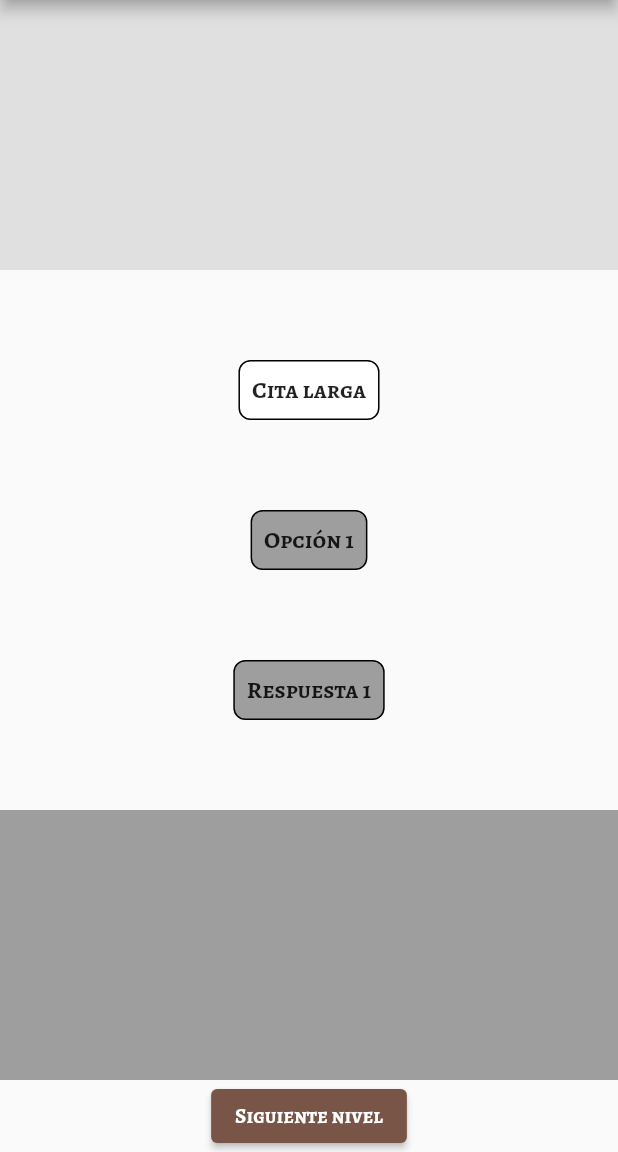
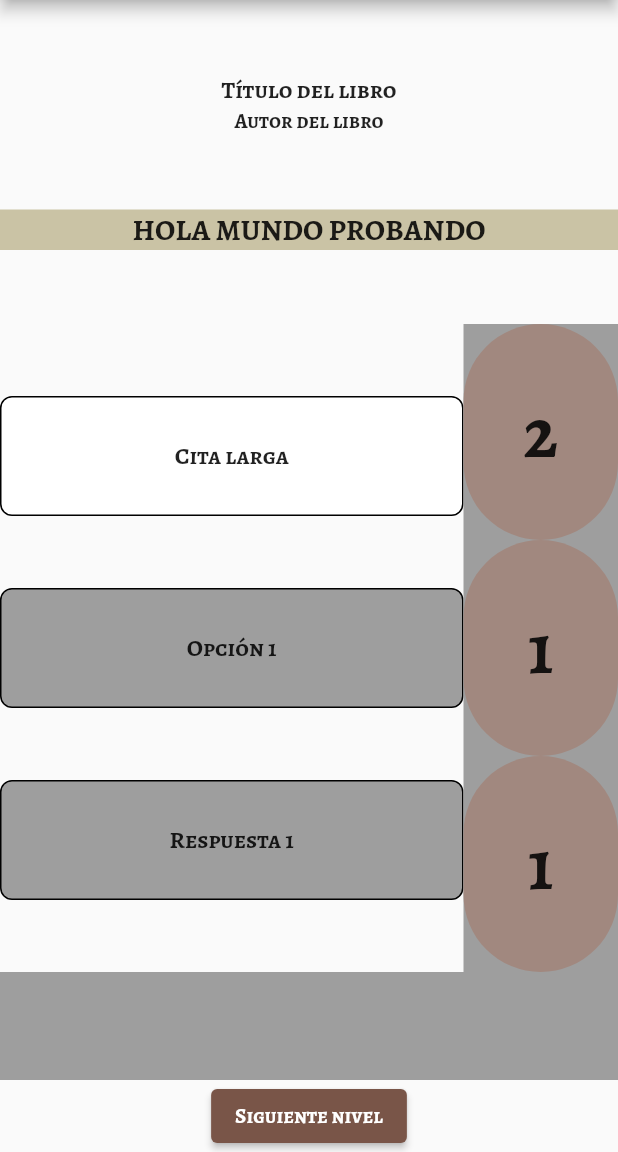
Before and after one commit to AndrePxd/flutter_juego, a Flutter app: the GameScreen screen opened directly, after a tap on "Cita corta", on a phone screen of 412 x 824 dp, the part 84-1236 px from its top. Run offline on Flutter 3.47's test engine with Material 2 defaults, Android fonts, the light colour scheme and no system bars; missing offline and left inert: flame.

Commit message:
Level 1 Design-60%

```diff
--- a/lib/main.dart
+++ b/lib/main.dart
@@ -1,6 +1,6 @@
 import 'package:flutter/material.dart';
 
-import 'Nivel1.dart';
+import 'nivel1.dart';
 import 'login.dart';
 import 'map.dart';
 import 'menu.dart';
@@ -23,7 +23,8 @@ class MyApp extends StatelessWidget {
     return MaterialApp(
       title: 'El Quijote de la Mancha',
       theme: temaDonQuijote,
-      home: LoginScreen(),
+      // home: LoginScreen(),
+      home: GameScreen(),
     );
   }
 }
--- a/lib/nivel1.dart
+++ b/lib/nivel1.dart
@@ -1,5 +1,7 @@
+import 'dart:math';
+
 import 'package:flutter/material.dart';
-import 'dart:math';
+import 'package:flutter_juego/widgets/wheel_animated.dart';
 
 void main() {
   runApp(MyApp());
@@ -47,39 +49,188 @@ class _GameScreenState extends State<GameScreen> {
       body: Column(
         children: [
           Expanded(
-            child: Container(
-              color: Colors.grey[300],
+  flex: 3,
+  child: Column(
+    mainAxisAlignment: MainAxisAlignment.spaceEvenly,
+    children: [
+      // Espacio para el libro y el autor
+      Column(
+        children: [
+          Text(
+            'Título del libro',
+            style: TextStyle(fontSize: 16, fontWeight: FontWeight.bold),
+          ),
+          Text(
+            'Autor del libro',
+            style: TextStyle(fontSize: 14),
+          ),
+        ],
+      ),
+      // Espacio para el texto
+      Container(
+        color: Color.fromARGB(90, 114, 95, 10),
         child: Center(
           child: Text(
-                  '',
+            'HOLA MUNDO PROBANDO',
             style: TextStyle(fontSize: 20, fontWeight: FontWeight.bold),
+          ),
+        ),
+      ),
+    ],
+  ),
+),
+
+          Expanded(
+            flex: 6,
+            child: Row(
+              children: [
+                Expanded(
+                  flex: 3,
+                  child: Column(
+                    mainAxisAlignment: MainAxisAlignment.spaceEvenly,
+                    children: [
+                      GestureDetector(
+                        onTap: () {
+                          if (level >= 1) {
+                            setState(() {
+                              wheel1SelectedIndex =
+                                  _getRandomIndex(wheel1SelectedIndex, wheel1Options.length);
+                            });
+                          }
+                        },
+                        child: Container(
+                          height: 80, // Ajusta la altura según tus necesidades
+                          width: double.infinity, // Ocupa todo el ancho disponible
+                          padding: EdgeInsets.all(8),
+                          decoration: BoxDecoration(
+                            color: level >= 1 ? Colors.white : Colors.grey,
+                            border: Border.all(color: Colors.black),
+                            borderRadius: BorderRadius.circular(8),
+                          ),
+                          child: Center(
+                            child: Text(
+                              wheel1Options[wheel1SelectedIndex],
+                              style: TextStyle(fontSize: 16),
+                            ),
+                          ),
+                        ),
+                      ),
+                      GestureDetector(
+                        onTap: () {
+                          if (level >= 2) {
+                            setState(() {
+                              wheel2SelectedIndex =
+                                  _getRandomIndex(wheel2SelectedIndex, wheel2Options.length);
+                            });
+                          }
+                        },
+                        child: Container(
+                          height: 80, // Ajusta la altura según tus necesidades
+                          width: double.infinity, // Ocupa todo el ancho disponible
+                          padding: EdgeInsets.all(8),
+                          decoration: BoxDecoration(
+                            color: level >= 2 ? Colors.white : Colors.grey,
+                            border: Border.all(color: Colors.black),
+                            borderRadius: BorderRadius.circular(8),
+                          ),
+                          child: Center(
+                            child: Text(
+                              wheel2Options[wheel2SelectedIndex],
+                              style: TextStyle(fontSize: 16),
+                            ),
+                          ),
+                        ),
+                      ),
+                      GestureDetector(
+                        onTap: () {
+                          if (level >= 3) {
+                            setState(() {
+                              wheel3SelectedIndex =
+                                  _getRandomIndex(wheel3SelectedIndex, wheel3Options.length);
+                            });
+                          }
+                        },
+                        child: Container(
+                          height: 80, // Ajusta la altura según tus necesidades
+                          width: double.infinity, // Ocupa todo el ancho disponible
+                          padding: EdgeInsets.all(8),
+                          decoration: BoxDecoration(
+                            color: level >= 3 ? Colors.white : Colors.grey,
+                            border: Border.all(color: Colors.black),
+                            borderRadius: BorderRadius.circular(8),
+                          ),
+                          child: Center(
+                            child: Text(
+                              wheel3Options[wheel3SelectedIndex],
+                              style: TextStyle(fontSize: 16),
+                            ),
+                          ),
+                        ),
+                      ),
+                    ],
+                  ),
+                ),
+                Expanded(
+                  flex: 1,
+                  child: Column(
+                    children: [
+                      Expanded(
+                        child: GestureDetector(
+                          onTap: () {
+                            if (level >= 1) {
+                              setState(() {
+                                wheel1SelectedIndex =
+                                    _getRandomIndex(wheel1SelectedIndex, wheel1Options.length);
+                              });
+                            }
+                          },
+                          child: Container(
+                            color: Colors.grey[500],
+                            child: AnimatedNumberWheel(
+                              number: wheel1SelectedIndex + 1,
                             ),
                           ),
                         ),
                       ),
                       Expanded(
-            flex: 2,
-            child: Column(
-              mainAxisAlignment: MainAxisAlignment.spaceEvenly,
-              children: [
-                buildWheel(wheel1Options, wheel1SelectedIndex, level >= 1,
-                    (index) {
+                        child: GestureDetector(
+                          onTap: () {
+                            if (level >= 2) {
                               setState(() {
-                    wheel1SelectedIndex = index;
+                                wheel2SelectedIndex =
+                                    _getRandomIndex(wheel2SelectedIndex, wheel2Options.length);
                               });
-                }),
-                buildWheel(wheel2Options, wheel2SelectedIndex, level >= 2,
-                    (index) {
+                            }
+                          },
+                          child: Container(
+                            color: Colors.grey[500],
+                            child: AnimatedNumberWheel(
+                              number: wheel2SelectedIndex + 1,
+                            ),
+                          ),
+                        ),
+                      ),
+                      Expanded(
+                        child: GestureDetector(
+                          onTap: () {
+                            if (level >= 3) {
                               setState(() {
-                    wheel2SelectedIndex = index;
+                                wheel3SelectedIndex =
+                                    _getRandomIndex(wheel3SelectedIndex, wheel3Options.length);
                               });
-                }),
-                buildWheel(wheel3Options, wheel3SelectedIndex, level >= 3,
-                    (index) {
-                  setState(() {
-                    wheel3SelectedIndex = index;
-                  });
-                }),
+                            }
+                          },
+                          child: Container(
+                            color: Colors.grey[500],
+                            child: AnimatedNumberWheel(
+                              number: wheel3SelectedIndex + 1,
+                            ),
+                          ),
+                        ),
+                      ),
+                    ],
+                  ),
+                ),
               ],
             ),
           ),
@@ -111,30 +262,12 @@ class _GameScreenState extends State<GameScreen> {
     );
   }
 
-  Widget buildWheel(List<String> options, int selectedIndex, bool isEnabled,
-      ValueChanged<int> onSelectionChanged) {
-    return GestureDetector(
-      onTap: () {
-        if (!isEnabled) return;
+  int _getRandomIndex(int currentIndex, int length) {
     final random = Random();
-        int index = random.nextInt(options.length);
-        while (index == selectedIndex) {
-          index = random.nextInt(options.length);
+    int index = random.nextInt(length);
+    while (index == currentIndex) {
+      index = random.nextInt(length);
     }
-        onSelectionChanged(index);
-      },
-      child: Container(
-        padding: EdgeInsets.all(8),
-        decoration: BoxDecoration(
-          color: isEnabled ? Colors.white : Colors.grey,
-          border: Border.all(color: Colors.black),
-          borderRadius: BorderRadius.circular(8),
-        ),
-        child: Text(
-          options[selectedIndex],
-          style: TextStyle(fontSize: 16),
-        ),
-      ),
-    );
+    return index;
   }
 }
--- /dev/null
+++ b/lib/widgets/wheel_animated.dart
@@ -0,0 +1,75 @@
+import 'package:flutter/material.dart';
+
+class AnimatedNumberWheel extends StatefulWidget {
+  final int number;
+
+  const AnimatedNumberWheel({required this.number});
+
+  @override
+  _AnimatedNumberWheelState createState() => _AnimatedNumberWheelState();
+}
+
+class _AnimatedNumberWheelState extends State<AnimatedNumberWheel>
+    with SingleTickerProviderStateMixin {
+  late AnimationController _animationController;
+  late Animation<double> _animation;
+  int _currentNumber = 0;
+
+  @override
+  void initState() {
+    super.initState();
+    _currentNumber = widget.number;
+    _animationController = AnimationController(
+      vsync: this,
+      duration: const Duration(milliseconds: 500),
+    );
+    _animation = Tween<double>(
+      begin: 0,
+      end: 1,
+    ).animate(_animationController);
+  }
+
+  @override
+  void didUpdateWidget(AnimatedNumberWheel oldWidget) {
+    super.didUpdateWidget(oldWidget);
+    if (widget.number != _currentNumber) {
+      _animateToNumber(widget.number);
+    }
+  }
+
+  void _animateToNumber(int number) {
+    _animationController.reset();
+    _animationController.forward().then((value) {
+      setState(() {
+        _currentNumber = number;
+      });
+    });
+  }
+
+  @override
+  Widget build(BuildContext context) {
+    return Container(
+      width: double.infinity,
+      height: double.infinity,
+      decoration: BoxDecoration(
+        color: Colors.brown[300],
+        borderRadius: BorderRadius.circular(100),
+      ),
+      child: Center(
+        child: RotationTransition(
+          turns: _animation,
+          child: Text(
+            _currentNumber.toString(),
+            style: TextStyle(fontSize: 48, fontWeight: FontWeight.bold),
+          ),
+        ),
+      ),
+    );
+  }
+
+  @override
+  void dispose() {
+    _animationController.dispose();
+    super.dispose();
+  }
+}
```
Lines whose indentation alone changed are shown as unchanged.
